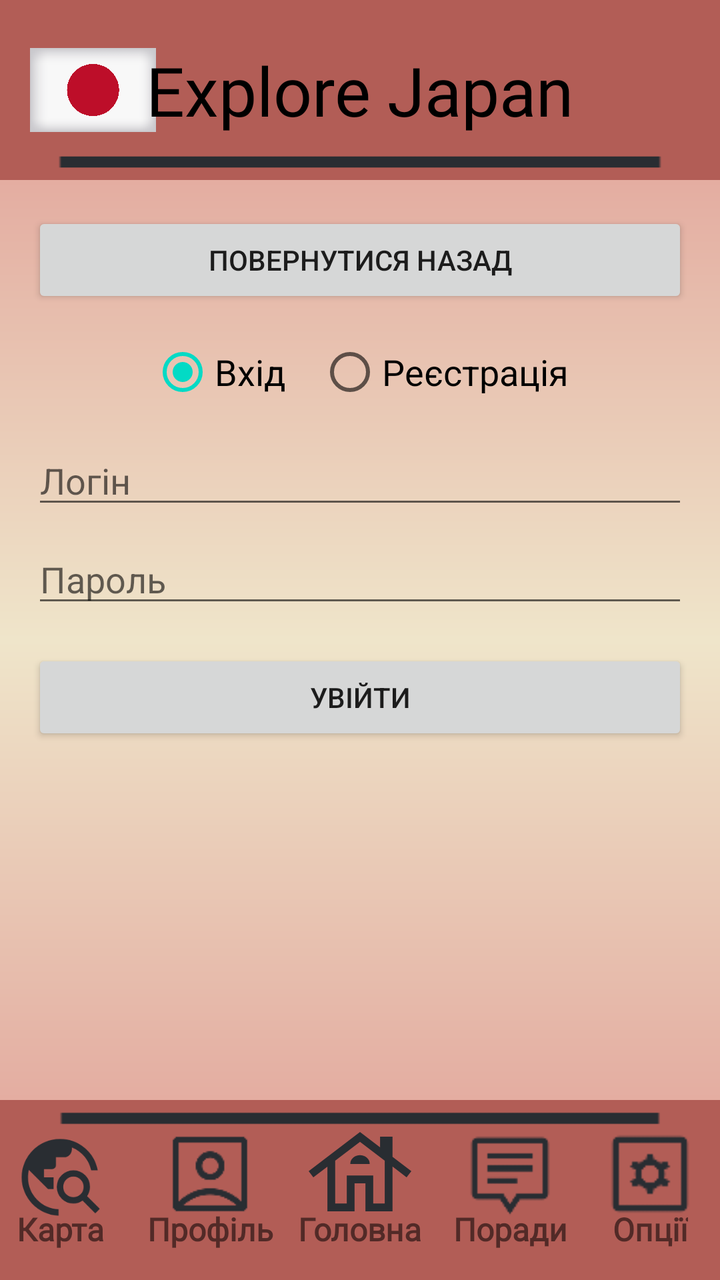
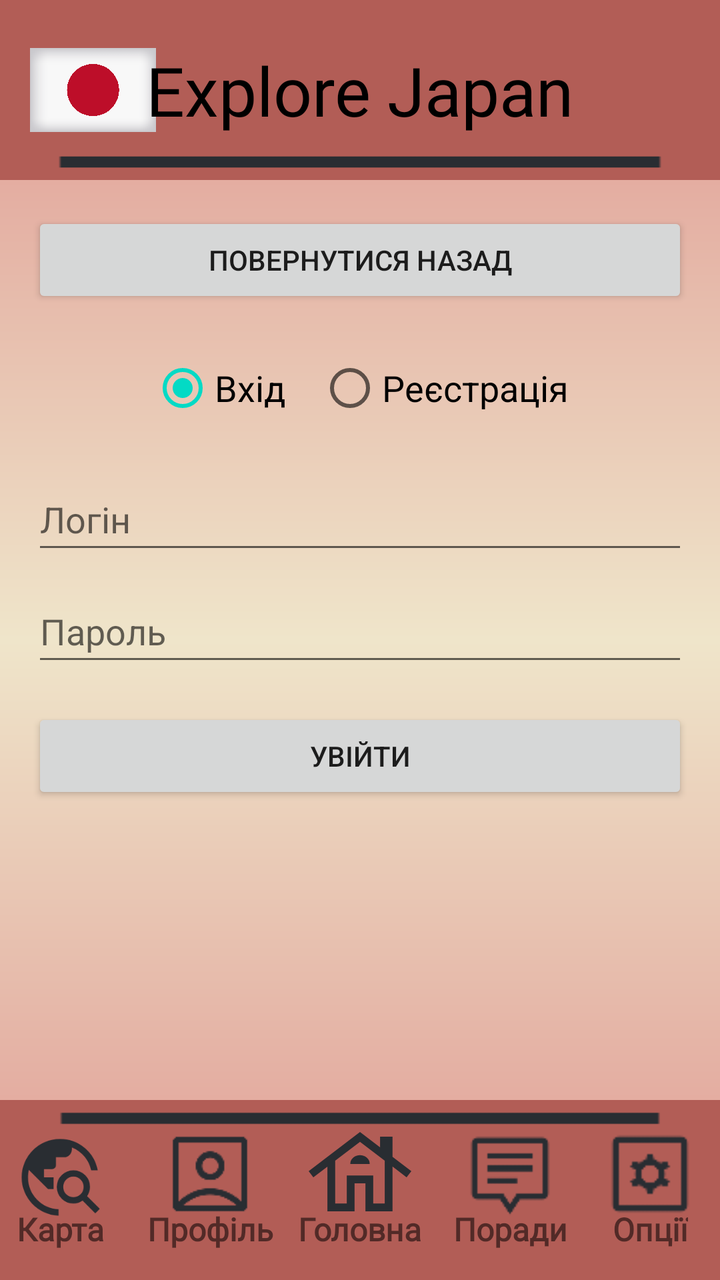

Compare the two renders of this Android layout. The source of the first and the diff that turns it into the second are given below.
<!-- AndroidManifest.xml: application theme Theme.ExploreJapanApp -->
<!-- res/layout/profile_page.xml -->
<?xml version="1.0" encoding="utf-8"?>
<androidx.constraintlayout.widget.ConstraintLayout xmlns:android="http://schemas.android.com/apk/res/android"
    xmlns:app="http://schemas.android.com/apk/res-auto"
    android:layout_width="match_parent"
    android:layout_height="match_parent"
    android:background="@drawable/gradient_background">

    
    <androidx.constraintlayout.widget.ConstraintLayout
        android:id="@+id/header"
        android:layout_width="match_parent"
        android:layout_height="90dp"
        android:background="@color/lightred"
        app:layout_constraintTop_toTopOf="parent">

        <ImageView
            android:id="@+id/top_line"
            android:layout_width="200dp"
            android:layout_height="wrap_content"
            android:layout_marginTop="72dp"
            android:scaleX="5"
            android:scaleY="1"
            android:src="@drawable/horizontal_line"
            app:layout_constraintBottom_toBottomOf="parent"
            app:layout_constraintEnd_toEndOf="parent"
            app:layout_constraintStart_toStartOf="parent"
            app:layout_constraintTop_toTopOf="parent" />

        <ImageView
            android:id="@+id/flag_japan"
            android:layout_width="63dp"
            android:layout_height="42dp"
            android:layout_marginStart="15dp"
            android:contentDescription="@string/hint_flag"
            android:src="@drawable/japanflag"
            app:layout_constraintBottom_toBottomOf="parent"
            app:layout_constraintStart_toStartOf="parent"
            app:layout_constraintTop_toTopOf="parent" />

        <TextView
            android:id="@+id/Title"
            android:layout_width="wrap_content"
            android:layout_height="wrap_content"
            android:fontFamily="@font/fjord_one"
            android:gravity="center_vertical"
            android:text="@string/app_name"
            android:textColor="@color/black"
            android:textSize="34sp"
            app:layout_constraintBottom_toBottomOf="parent"
            app:layout_constraintEnd_toEndOf="parent"
            app:layout_constraintStart_toStartOf="parent"
            app:layout_constraintTop_toTopOf="parent" />

    </androidx.constraintlayout.widget.ConstraintLayout>

    
    <ScrollView
        android:id="@+id/content"
        android:layout_width="match_parent"
        android:layout_height="0dp"
        app:layout_constraintTop_toBottomOf="@id/header"
        app:layout_constraintBottom_toTopOf="@id/footer"
        app:layout_constraintStart_toStartOf="parent"
        app:layout_constraintEnd_toEndOf="parent">

        <LinearLayout
            android:layout_width="match_parent"
            android:layout_height="wrap_content"
            android:orientation="vertical"
            android:padding="16dp"
            android:gravity="center">

            
            <Button
                android:id="@+id/back_button"
                android:layout_width="match_parent"
                android:layout_height="wrap_content"
                android:text="Повернутися назад"
                android:layout_marginBottom="16dp" />

            
            <RadioGroup
                android:id="@+id/auth_mode"
                android:layout_width="match_parent"
                android:layout_height="wrap_content"
                android:orientation="horizontal"
                android:gravity="center">

                <RadioButton
                    android:id="@+id/login_mode"
                    android:layout_width="wrap_content"
                    android:layout_height="wrap_content"
                    android:text="Вхід"
                    android:checked="true"
                    android:textSize="18sp" />

                <RadioButton
                    android:id="@+id/register_mode"
                    android:layout_width="wrap_content"
                    android:layout_height="wrap_content"
                    android:layout_marginStart="16dp"
                    android:text="Реєстрація"
                    android:textSize="18sp" />

            </RadioGroup>

            
            <EditText
                android:id="@+id/username"
                android:layout_width="match_parent"
                android:layout_height="wrap_content"
                android:layout_marginTop="16dp"
                android:hint="Логін"
                android:inputType="text" />

            
            <EditText
                android:id="@+id/email"
                android:layout_width="match_parent"
                android:layout_height="wrap_content"
                android:layout_marginTop="8dp"
                android:hint="Пошта"
                android:inputType="textEmailAddress"
                android:visibility="gone" />

            
            <EditText
                android:id="@+id/password"
                android:layout_width="match_parent"
                android:layout_height="wrap_content"
                android:layout_marginTop="8dp"
                android:hint="Пароль"
                android:inputType="textPassword" />

            
            <EditText
                android:id="@+id/confirm_password"
                android:layout_width="match_parent"
                android:layout_height="wrap_content"
                android:layout_marginTop="8dp"
                android:hint="Підтвердіть пароль"
                android:inputType="textPassword"
                android:visibility="gone" />

            
            <Button
                android:id="@+id/auth_button"
                android:layout_width="match_parent"
                android:layout_height="wrap_content"
                android:layout_marginTop="16dp"
                android:text="Увійти" />

            
            <TextView
                android:id="@+id/auth_message"
                android:layout_width="match_parent"
                android:layout_height="wrap_content"
                android:layout_marginTop="16dp"
                android:gravity="center"
                android:textSize="16sp"
                android:visibility="gone" />

        </LinearLayout>

    </ScrollView>

    
    <androidx.constraintlayout.widget.ConstraintLayout
        android:id="@+id/footer"
        android:layout_width="match_parent"
        android:layout_height="90dp"
        android:background="@color/lightred"
        app:layout_constraintBottom_toBottomOf="parent">

        <ImageView
            android:id="@+id/info_icon"
            android:layout_width="50dp"
            android:layout_height="50dp"
            android:layout_marginStart="290dp"
            android:layout_marginBottom="16dp"
            android:src="@drawable/settings"
            app:layout_constraintBottom_toBottomOf="parent"
            app:layout_constraintEnd_toEndOf="parent"
            app:layout_constraintStart_toStartOf="parent"
            app:layout_constraintTop_toTopOf="parent" />

        <TextView
            android:id="@+id/info_text"
            android:layout_width="wrap_content"
            android:layout_height="wrap_content"
            android:layout_marginTop="30dp"
            android:fontFamily="@font/cambo"
            android:text="@string/map"
            android:textColorLink="@color/black"
            android:textSize="16sp"
            android:textStyle="bold"
            app:layout_constraintBottom_toBottomOf="parent"
            app:layout_constraintEnd_toEndOf="@+id/map_icon"
            app:layout_constraintStart_toStartOf="@+id/map_icon"
            app:layout_constraintTop_toTopOf="@+id/home_icon" />

        <ImageView
            android:id="@+id/tips_icon"
            android:layout_width="46dp"
            android:layout_height="46dp"
            android:layout_marginStart="150dp"
            android:layout_marginBottom="14dp"
            android:src="@drawable/tips"
            app:layout_constraintBottom_toBottomOf="parent"
            app:layout_constraintEnd_toEndOf="parent"
            app:layout_constraintStart_toStartOf="parent"
            app:layout_constraintTop_toTopOf="parent" />

        <TextView
            android:id="@+id/tips_text"
            android:layout_width="wrap_content"
            android:layout_height="wrap_content"
            android:layout_marginTop="30dp"
            android:fontFamily="@font/cambo"
            android:text="@string/tips"
            android:textColorLink="@color/black"
            android:textSize="16sp"
            android:textStyle="bold"
            app:layout_constraintBottom_toBottomOf="parent"
            app:layout_constraintEnd_toEndOf="@+id/tips_icon"
            app:layout_constraintStart_toStartOf="@+id/tips_icon"
            app:layout_constraintTop_toTopOf="@+id/home_icon" />

        <ImageView
            android:id="@+id/bottom_line"
            android:layout_width="100dp"
            android:layout_height="wrap_content"
            android:layout_marginBottom="72dp"
            android:scaleX="5"
            android:src="@drawable/horizontal_line"
            app:layout_constraintBottom_toBottomOf="parent"
            app:layout_constraintEnd_toEndOf="parent"
            app:layout_constraintStart_toStartOf="parent"
            app:layout_constraintTop_toTopOf="parent" />

        <ImageView
            android:id="@+id/map_icon"
            android:layout_width="50dp"
            android:layout_height="46dp"
            android:layout_marginTop="3dp"
            android:layout_marginEnd="300dp"
            android:layout_marginBottom="16dp"
            android:src="@drawable/map"
            app:layout_constraintBottom_toBottomOf="parent"
            app:layout_constraintEnd_toEndOf="parent"
            app:layout_constraintStart_toStartOf="parent"
            app:layout_constraintTop_toTopOf="parent" />

        <TextView
            android:id="@+id/options_text"
            android:layout_width="wrap_content"
            android:layout_height="wrap_content"
            android:layout_marginTop="30dp"
            android:fontFamily="@font/cambo"
            android:text="@string/options"
            android:textColorLink="@color/black"
            android:textSize="16sp"
            android:textStyle="bold"
            app:layout_constraintBottom_toBottomOf="parent"
            app:layout_constraintEnd_toEndOf="@+id/info_icon"
            app:layout_constraintStart_toStartOf="@+id/info_icon"
            app:layout_constraintTop_toTopOf="@+id/home_icon" />

        <ImageView
            android:id="@+id/sections_icon"
            android:layout_width="50dp"
            android:layout_height="50dp"
            android:layout_marginEnd="150dp"
            android:layout_marginBottom="16dp"
            android:src="@drawable/profile"
            app:layout_constraintBottom_toBottomOf="parent"
            app:layout_constraintEnd_toEndOf="parent"
            app:layout_constraintStart_toStartOf="parent"
            app:layout_constraintTop_toTopOf="parent" />

        <TextView
            android:id="@+id/profile_text"
            android:layout_width="wrap_content"
            android:layout_height="wrap_content"
            android:layout_marginTop="30dp"
            android:fontFamily="@font/cambo"
            android:text="@string/profile"
            android:textColorLink="@color/black"
            android:textSize="16sp"
            android:textStyle="bold"
            app:layout_constraintBottom_toBottomOf="parent"
            app:layout_constraintEnd_toEndOf="@+id/sections_icon"
            app:layout_constraintStart_toStartOf="@+id/sections_icon"
            app:layout_constraintTop_toTopOf="@+id/home_icon" />

        <ImageView
            android:id="@+id/home_icon"
            android:layout_width="56dp"
            android:layout_height="56dp"
            android:layout_marginBottom="16dp"
            android:src="@drawable/home"
            app:layout_constraintBottom_toBottomOf="parent"
            app:layout_constraintEnd_toEndOf="parent"
            app:layout_constraintStart_toStartOf="parent"
            app:layout_constraintTop_toTopOf="parent" />

        <TextView
            android:id="@+id/home_text"
            android:layout_width="wrap_content"
            android:layout_height="wrap_content"
            android:layout_marginTop="30dp"
            android:fontFamily="@font/cambo"
            android:text="@string/home"
            android:textColorLink="@color/black"
            android:textSize="16sp"
            android:textStyle="bold"
            app:layout_constraintBottom_toBottomOf="parent"
            app:layout_constraintEnd_toEndOf="@+id/home_icon"
            app:layout_constraintStart_toStartOf="@+id/home_icon"
            app:layout_constraintTop_toTopOf="@+id/home_icon" />

    </androidx.constraintlayout.widget.ConstraintLayout>

</androidx.constraintlayout.widget.ConstraintLayout>
<!-- resources referenced by this layout -->
<resources>
  <color name="black">#FF000000</color>
  <color name="lightred">#B25D56</color>
  <!-- drawable gradient_background (drawable) -->
  <?xml version="1.0" encoding="utf-8"?>
  <shape xmlns:android="http://schemas.android.com/apk/res/android">
      <gradient
          android:startColor="@color/red2"
          android:centerColor="@color/background"
      android:endColor="@color/red2"
      android:angle="145" />
  </shape>
  <!-- drawable home: png bitmap (drawable, 4114 bytes) -->
  <!-- drawable horizontal_line: png bitmap (drawable, 2576 bytes) -->
  <!-- drawable japanflag: png bitmap (drawable, 423230 bytes) -->
  <!-- drawable map: png bitmap (drawable, 7385 bytes) -->
  <!-- drawable profile: png bitmap (drawable, 1380 bytes) -->
  <!-- drawable settings: png bitmap (drawable, 875 bytes) -->
  <!-- drawable tips: png bitmap (drawable, 748 bytes) -->
  <string name="app_name">Explore Japan</string>
  <string name="hint_flag">flag_photo</string>
  <string name="home">Головна</string>
  <string name="map">Карта</string>
  <string name="options">Опції</string>
  <string name="profile">Профіль</string>
  <string name="tips">Поради</string>
  <style name="Theme.ExploreJapanApp" parent="Theme.AppCompat.Light.NoActionBar">
          <item name="colorPrimary">@color/red</item>
          <item name="colorPrimaryDark">@color/red</item>
          <item name="colorAccent">@color/teal_200</item>
      </style>
  <color name="red2">#DF9791</color>
  <color name="background">#EFE5CA</color>
  <color name="red">#9D332C</color>
  <color name="teal_200">#FF03DAC5</color>
</resources>

<!-- the commit's change to res/layout/profile_page.xml (unified diff, before → after) -->
@@ -89,15 +89,15 @@
                 <RadioButton
                     android:id="@+id/login_mode"
                     android:layout_width="wrap_content"
-                    android:layout_height="wrap_content"
+                    android:layout_height="48dp"
+                    android:checked="true"
                     android:text="Вхід"
-                    android:checked="true"
                     android:textSize="18sp" />
 
                 <RadioButton
                     android:id="@+id/register_mode"
                     android:layout_width="wrap_content"
-                    android:layout_height="wrap_content"
+                    android:layout_height="48dp"
                     android:layout_marginStart="16dp"
                     android:text="Реєстрація"
                     android:textSize="18sp" />
@@ -108,7 +108,7 @@
             <EditText
                 android:id="@+id/username"
                 android:layout_width="match_parent"
-                android:layout_height="wrap_content"
+                android:layout_height="48dp"
                 android:layout_marginTop="16dp"
                 android:hint="Логін"
                 android:inputType="text" />
@@ -127,7 +127,7 @@
             <EditText
                 android:id="@+id/password"
                 android:layout_width="match_parent"
-                android:layout_height="wrap_content"
+                android:layout_height="48dp"
                 android:layout_marginTop="8dp"
                 android:hint="Пароль"
                 android:inputType="textPassword" />
